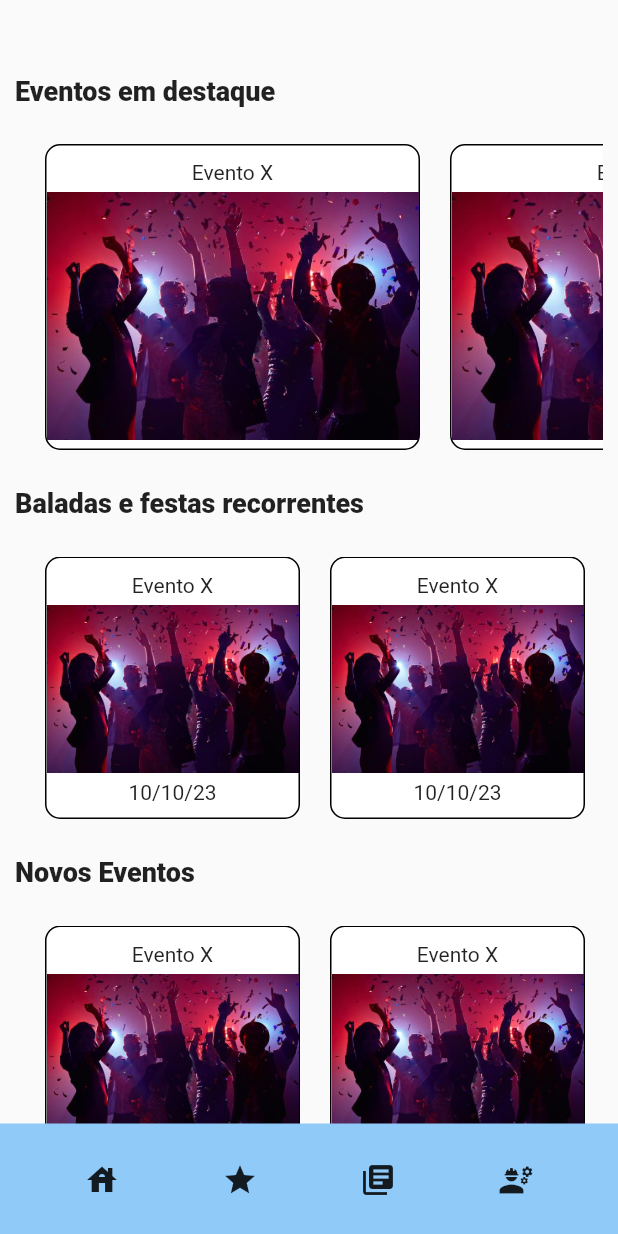
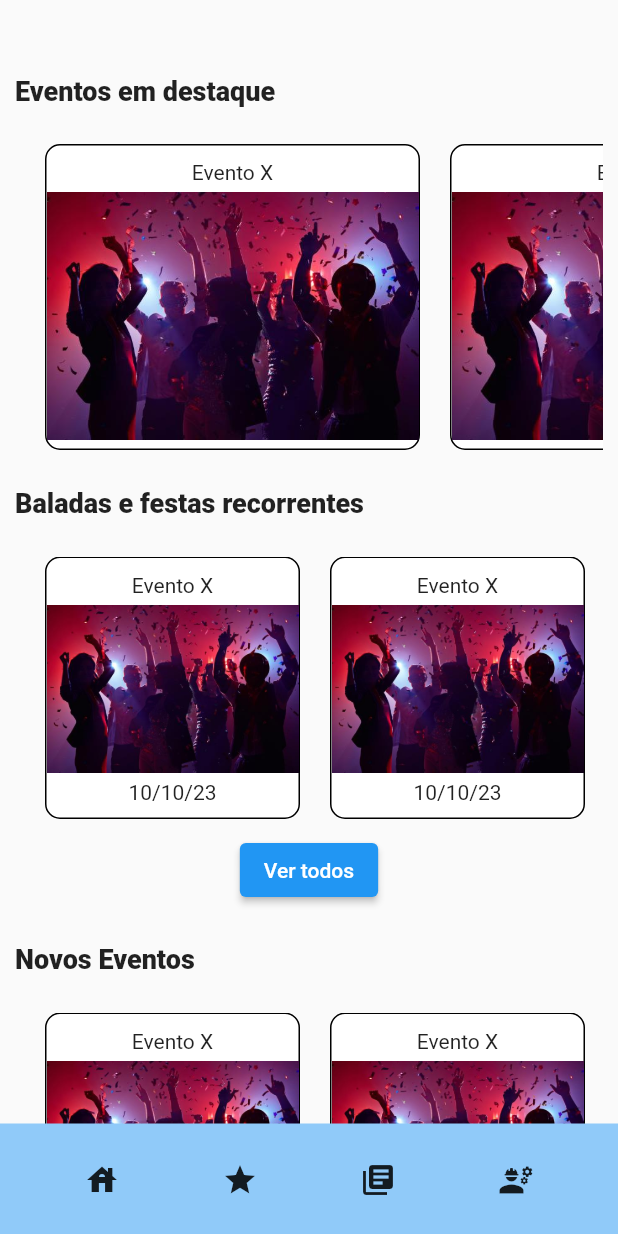
Before and after one commit to lucascidao/party_app, a Flutter app: the screen it shows after launch, after a tap on "Login", on a phone screen of 412 x 824 dp. Run offline on Flutter 3.47's test engine with Material 2 defaults, Android fonts, the light colour scheme and no system bars; our stand-ins replace stacked, stacked_services, stacked_shared.

Commit message:
Wip:Minor changes

```diff
--- a/lib/ui/views/home/home_view.dart
+++ b/lib/ui/views/home/home_view.dart
@@ -113,6 +113,9 @@ class HomeView extends StackedView<HomeViewModel> {
                     ),
                   ),
                 ),
+                verticalSpaceSmall,
+                ElevatedButton(
+                    onPressed: () {}, child: const Text("Ver todos")),
                 verticalSpaceMedium,
                 const Row(
                   children: [
@@ -161,6 +164,9 @@ class HomeView extends StackedView<HomeViewModel> {
                     ),
                   ),
                 ),
+                verticalSpaceSmall,
+                ElevatedButton(
+                    onPressed: () {}, child: const Text("Ver todos")),
                 verticalSpaceSmall
               ],
             ),
--- a/lib/ui/views/login/login_view.dart
+++ b/lib/ui/views/login/login_view.dart
@@ -13,7 +13,7 @@ class LoginView extends StackedView<LoginViewModel> {
     Widget? child,
   ) {
     return Scaffold(
-      backgroundColor: Theme.of(context).colorScheme.background,
+      backgroundColor: Colors.white,
       body: Center(
         child: Container(
           margin: const EdgeInsets.only(top: 100),
@@ -25,7 +25,7 @@ class LoginView extends StackedView<LoginViewModel> {
           child: Column(
             children: [
               const Text(
-                "Security Party",
+                "Find Your Party",
                 style: TextStyle(fontWeight: FontWeight.w800, fontSize: 40),
               ),
               const SizedBox(height: 100),
```
